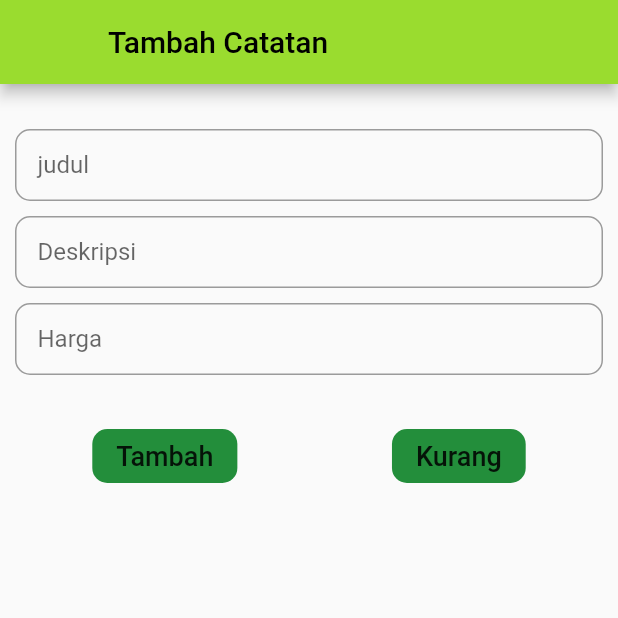
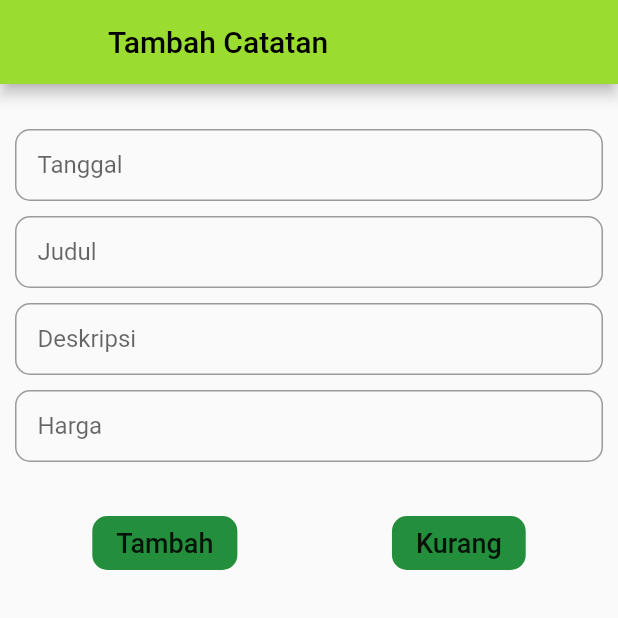
Before and after one commit to candra09/CatatUang-App, a Flutter app: the AddListPage screen opened directly, on a phone screen of 412 x 824 dp, the top half of it. Run offline on Flutter 3.47's test engine with Material 2 defaults, Android fonts, the phone set to English and light mode, and no system bars.

Commit message:
Update add_list.dart

```diff
--- a/lib/list/add_list.dart
+++ b/lib/list/add_list.dart
@@ -25,7 +25,17 @@ class _AddListPageState extends State<AddListPage> {
                 SizedBox(height: 20),
                 TextField(
                   decoration: InputDecoration(
-                    labelText: 'judul',
+                    labelText: 'Tanggal',
+                    contentPadding: EdgeInsets.fromLTRB(15, 10, 15, 10),
+                    border: OutlineInputBorder(
+                        borderRadius: BorderRadius.circular(10),
+                        borderSide: BorderSide(color: Colors.white)),
+                  ),
+                ),
+                SizedBox(height: 10),
+                TextField(
+                  decoration: InputDecoration(
+                    labelText: 'Judul',
                     contentPadding: EdgeInsets.fromLTRB(15, 10, 15, 10),
                     border: OutlineInputBorder(
                         borderRadius: BorderRadius.circular(10),
```
